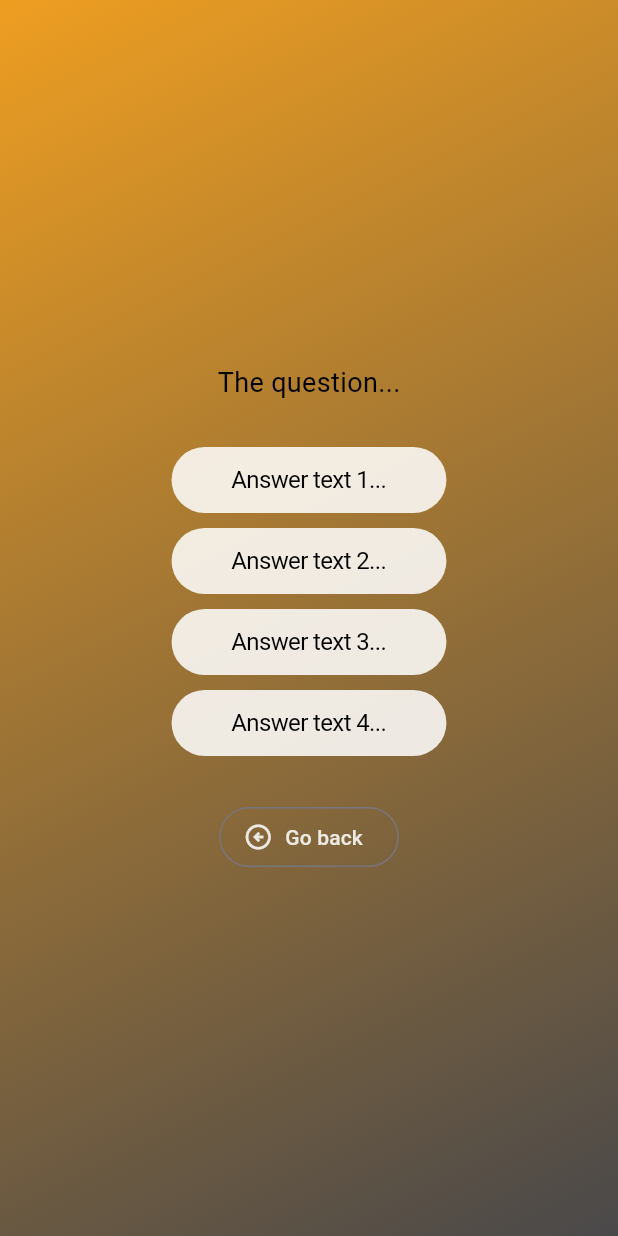
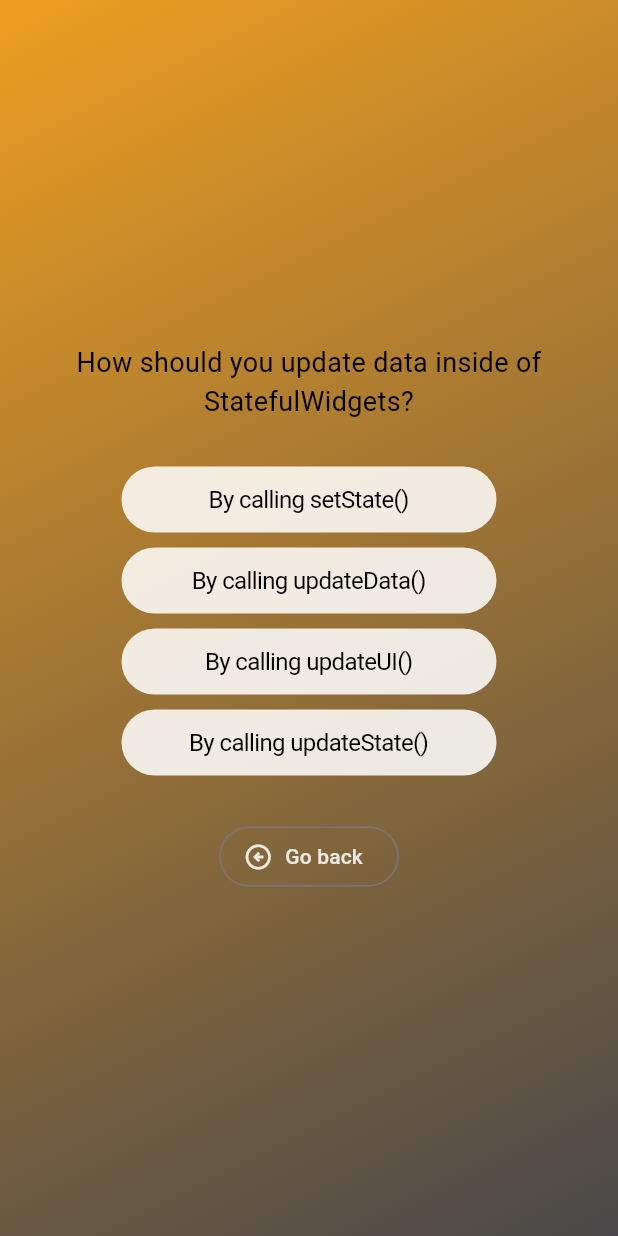
Before and after one commit to alessandro-barate/advanced-basics-quiz-app, a Flutter app: the screen it shows after launch, after a tap on "Start quiz", on a phone screen of 412 x 824 dp. Run offline on Flutter 3.47's test engine with Material 3 defaults, Android fonts, the light colour scheme and no system bars.

Commit message:
Styling and sizing

```diff
--- a/lib/answer_button.dart
+++ b/lib/answer_button.dart
@@ -1,4 +1,6 @@
 // import 'package:flutter/material.dart';
+import 'dart:ui';
+
 import 'package:flutter/cupertino.dart';
 
 class AnswerButton extends StatelessWidget {
@@ -13,7 +15,9 @@ class AnswerButton extends StatelessWidget {
 
   @override
   Widget build(BuildContext context) {
-    return CupertinoButton(
+    return SizedBox(
+      width: 250,
+      child: CupertinoButton(
         padding: EdgeInsets.symmetric(vertical: 10, horizontal: 40),
         borderRadius: BorderRadius.circular(40),
         color: Color.fromARGB(218, 255, 255, 255),
@@ -22,6 +26,7 @@ class AnswerButton extends StatelessWidget {
           answerText,
           style: TextStyle(color: Color.fromARGB(255, 0, 0, 0), fontSize: 16),
         ),
+      ),
     );
   }
 }
--- a/lib/questions_screen.dart
+++ b/lib/questions_screen.dart
@@ -1,6 +1,6 @@
 import 'package:advanced_basics_quiz_app/answer_button.dart';
 import 'package:flutter/material.dart';
-import 'package:advanced_basics_quiz_app/homepage.dart';
+import 'package:advanced_basics_quiz_app/data/questions.dart';
 
 class QuestionsScreen extends StatefulWidget {
   const QuestionsScreen({super.key});
@@ -22,23 +22,34 @@ class _QuestionsScreenState extends State<QuestionsScreen> {
 
   @override
   Widget build(context) {
+    final currentQuestion = questions[5];
+
     return SizedBox(
       width: double.infinity,
       child: Column(
         mainAxisAlignment: MainAxisAlignment.center,
+        crossAxisAlignment: CrossAxisAlignment.center,
         children: [
-          const Text(
-            'The question...',
-            style: TextStyle(color: Color.fromARGB(255, 0, 0, 0), fontSize: 18),
+          SizedBox(
+            width: 350,
+            child: Text(
+              textAlign: TextAlign.center,
+              currentQuestion.text,
+              style: const TextStyle(
+                color: Color.fromARGB(255, 0, 0, 0),
+                fontSize: 18,
+              ),
+            ),
           ),
+
           const SizedBox(height: 30),
-          AnswerButton(onTap: () {}, answerText: 'Answer text 1...'),
+          AnswerButton(onTap: () {}, answerText: currentQuestion.answers[0]),
           const SizedBox(height: 10),
-          AnswerButton(onTap: () {}, answerText: 'Answer text 2...'),
+          AnswerButton(onTap: () {}, answerText: currentQuestion.answers[1]),
           const SizedBox(height: 10),
-          AnswerButton(onTap: () {}, answerText: 'Answer text 3...'),
+          AnswerButton(onTap: () {}, answerText: currentQuestion.answers[2]),
           const SizedBox(height: 10),
-          AnswerButton(onTap: () {}, answerText: 'Answer text 4...'),
+          AnswerButton(onTap: () {}, answerText: currentQuestion.answers[3]),
           const SizedBox(height: 30),
           OutlinedButton.icon(
             onPressed: () {
```
Also changed, not shown: 12 other files. Lines whose indentation alone changed are shown as unchanged.
